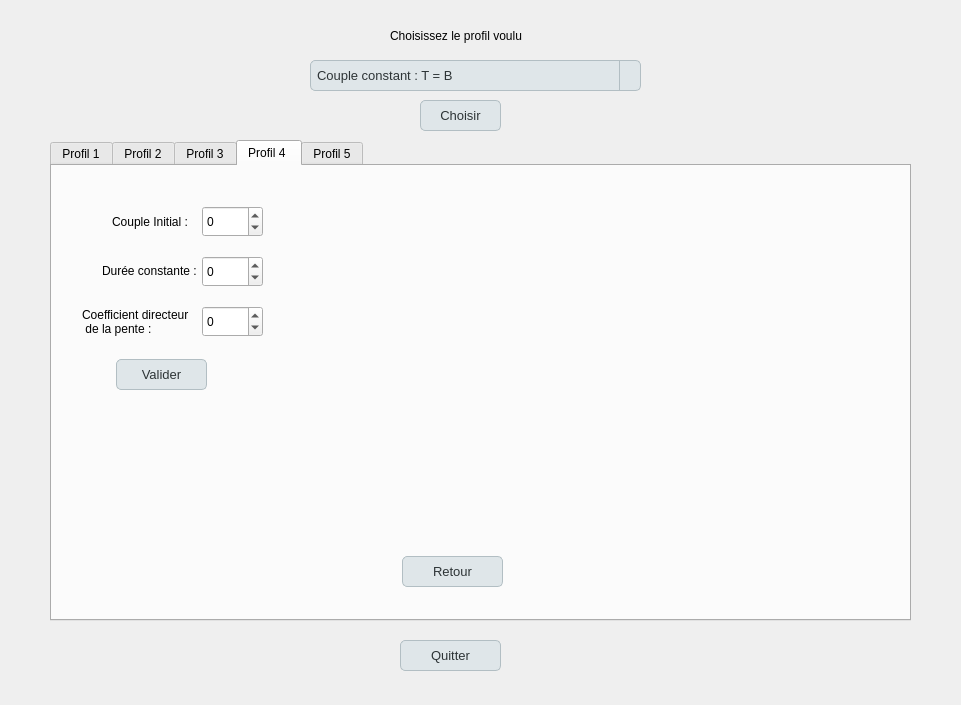
This is pilotage_frein_profil.ui in CND-cyb/engine_test_bench as Qt 5 draws it before an edit. The edited form follows.
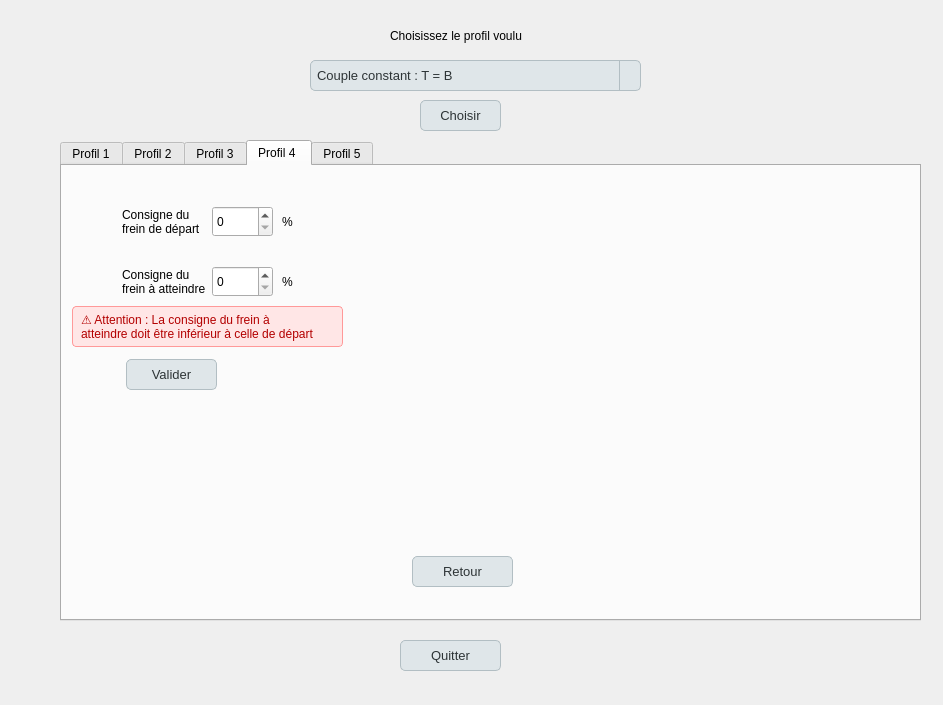
This is the edited form. The open tabs and pages were chosen to show the change.

The edit to the form file:
```diff
--- a/pilotage_frein_profil.ui
+++ b/pilotage_frein_profil.ui
@@ -6,7 +6,7 @@
    <rect>
     <x>0</x>
     <y>0</y>
-    <width>961</width>
+    <width>943</width>
     <height>705</height>
    </rect>
   </property>
@@ -129,7 +129,7 @@
   <widget class="QTabWidget" name="tabWidget">
    <property name="geometry">
     <rect>
-     <x>50</x>
+     <x>60</x>
      <y>140</y>
      <width>861</width>
      <height>481</height>
@@ -550,41 +550,22 @@
      <property name="geometry">
       <rect>
        <x>150</x>
-       <y>140</y>
+       <y>100</y>
        <width>61</width>
        <height>31</height>
       </rect>
      </property>
      <property name="minimum">
-      <number>-10000</number>
+      <number>0</number>
      </property>
      <property name="maximum">
-      <number>10000</number>
+      <number>100</number>
      </property>
      <property name="singleStep">
       <number>10</number>
      </property>
     </widget>
-    <widget class="QSpinBox" name="sB_dureeConstante_profil4">
-     <property name="geometry">
-      <rect>
-       <x>150</x>
-       <y>90</y>
-       <width>61</width>
-       <height>31</height>
-      </rect>
-     </property>
-     <property name="minimum">
-      <number>-10000</number>
-     </property>
-     <property name="maximum">
-      <number>10000</number>
-     </property>
-     <property name="singleStep">
-      <number>10</number>
-     </property>
-    </widget>
-    <widget class="QSpinBox" name="sB_coupleInitial_profil4">
+    <widget class="QSpinBox" name="sB_consigneFreinDepart_profil4">
      <property name="geometry">
       <rect>
        <x>150</x>
@@ -594,10 +575,10 @@
       </rect>
      </property>
      <property name="minimum">
-      <number>-10000</number>
+      <number>0</number>
      </property>
      <property name="maximum">
-      <number>10000</number>
+      <number>100</number>
      </property>
      <property name="singleStep">
       <number>10</number>
@@ -613,34 +594,22 @@
       </rect>
      </property>
      <property name="text">
-      <string>Couple Initial : </string>
-     </property>
-    </widget>
-    <widget class="QLabel" name="label_3">
-     <property name="geometry">
-      <rect>
-       <x>50</x>
-       <y>89</y>
-       <width>101</width>
-       <height>31</height>
-      </rect>
-     </property>
-     <property name="text">
-      <string>Durée constante : </string>
+      <string>Consigne du 
+frein de départ </string>
      </property>
     </widget>
     <widget class="QLabel" name="label_4">
      <property name="geometry">
       <rect>
-       <x>30</x>
-       <y>140</y>
-       <width>141</width>
+       <x>60</x>
+       <y>100</y>
+       <width>91</width>
        <height>31</height>
       </rect>
      </property>
      <property name="text">
-      <string>Coefficient directeur
- de la pente : </string>
+      <string>Consigne du 
+frein à atteindre</string>
      </property>
     </widget>
     <widget class="QPushButton" name="pb_valider_profil4">
@@ -720,6 +689,55 @@
       <string/>
      </property>
     </widget>
+    <widget class="QLabel" name="label_3">
+     <property name="geometry">
+      <rect>
+       <x>10</x>
+       <y>140</y>
+       <width>271</width>
+       <height>41</height>
+      </rect>
+     </property>
+     <property name="styleSheet">
+      <string notr="true">    QLabel {
+        background-color: #ffe6e6;   /* Rouge très pâle */
+        color: #b30000;              /* Rouge vif mais lisible */
+        border: 1px solid #ff9999;   /* Bordure rouge claire */
+        border-radius: 4px;
+        padding: 5px;
+    }</string>
+     </property>
+     <property name="text">
+      <string>⚠️ Attention : La consigne du frein à 
+atteindre doit être inférieur à celle de départ </string>
+     </property>
+    </widget>
+    <widget class="QLabel" name="label_10">
+     <property name="geometry">
+      <rect>
+       <x>220</x>
+       <y>100</y>
+       <width>51</width>
+       <height>31</height>
+      </rect>
+     </property>
+     <property name="text">
+      <string>%</string>
+     </property>
+    </widget>
+    <widget class="QLabel" name="label_11">
+     <property name="geometry">
+      <rect>
+       <x>220</x>
+       <y>40</y>
+       <width>51</width>
+       <height>31</height>
+      </rect>
+     </property>
+     <property name="text">
+      <string>%</string>
+     </property>
+    </widget>
    </widget>
    <widget class="QWidget" name="profil5">
     <attribute name="title">
```
Left out of the diff: 215 changed lines with no effect on the pictures.
